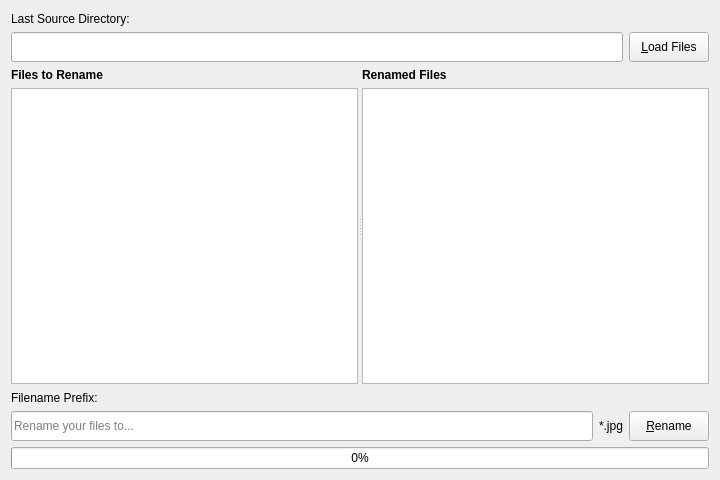
This is bulkfilerenamer/ui/window.ui in TheKApps/Bulk-File-Renamer as Qt 5 draws it before an edit. The edited form follows.
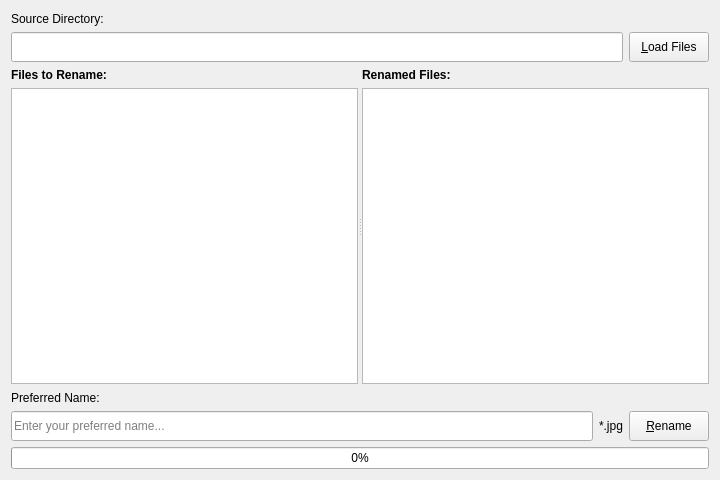
This is the edited form.

What changed in the file:
```diff
--- a/bulkfilerenamer/ui/window.ui
+++ b/bulkfilerenamer/ui/window.ui
@@ -29,7 +29,7 @@
       </size>
      </property>
      <property name="text">
-      <string>Last Source Directory:</string>
+      <string>Source Directory:</string>
      </property>
     </widget>
    </item>
@@ -87,7 +87,7 @@
           </font>
          </property>
          <property name="text">
-          <string>Files to Rename</string>
+          <string>Files to Rename:</string>
          </property>
         </widget>
        </item>
@@ -107,7 +107,7 @@
           </font>
          </property>
          <property name="text">
-          <string>Renamed Files</string>
+          <string>Renamed Files:</string>
          </property>
         </widget>
        </item>
@@ -133,7 +133,7 @@
       </size>
      </property>
      <property name="text">
-      <string>Filename Prefix:</string>
+      <string>Preferred Name:</string>
      </property>
     </widget>
    </item>
@@ -152,7 +152,7 @@
       </size>
      </property>
      <property name="placeholderText">
-      <string>Rename your files to...</string>
+      <string>Enter your preferred name...</string>
      </property>
     </widget>
    </item>
```
Left out of the diff: 2 changed lines with no effect on the pictures.
